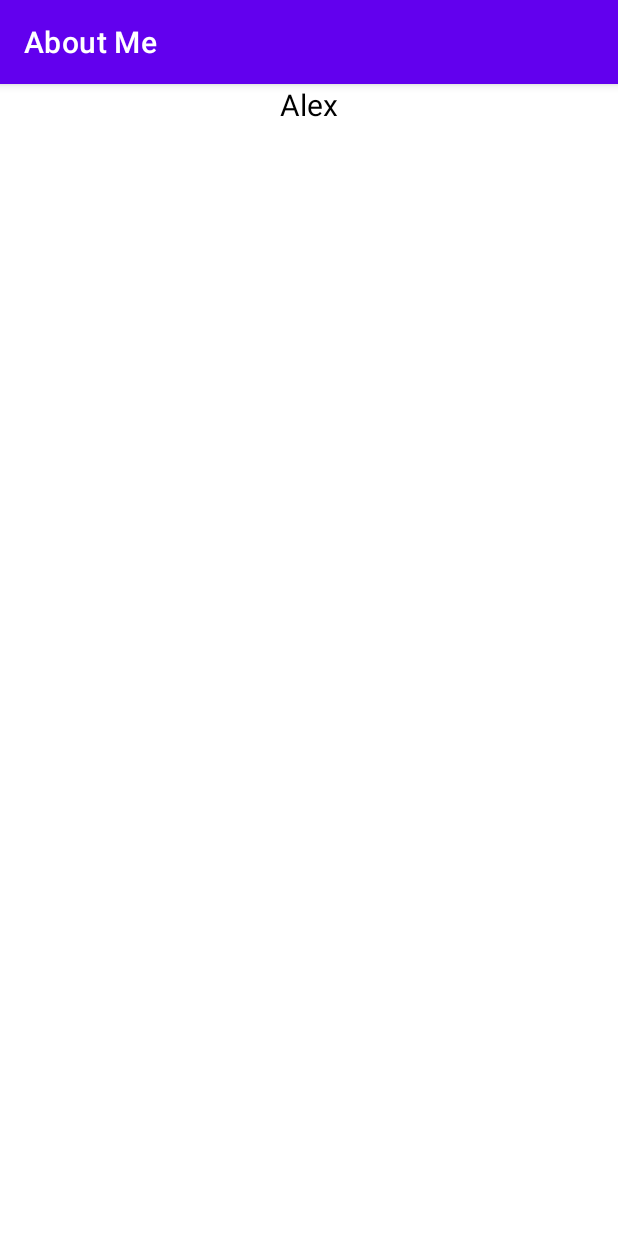
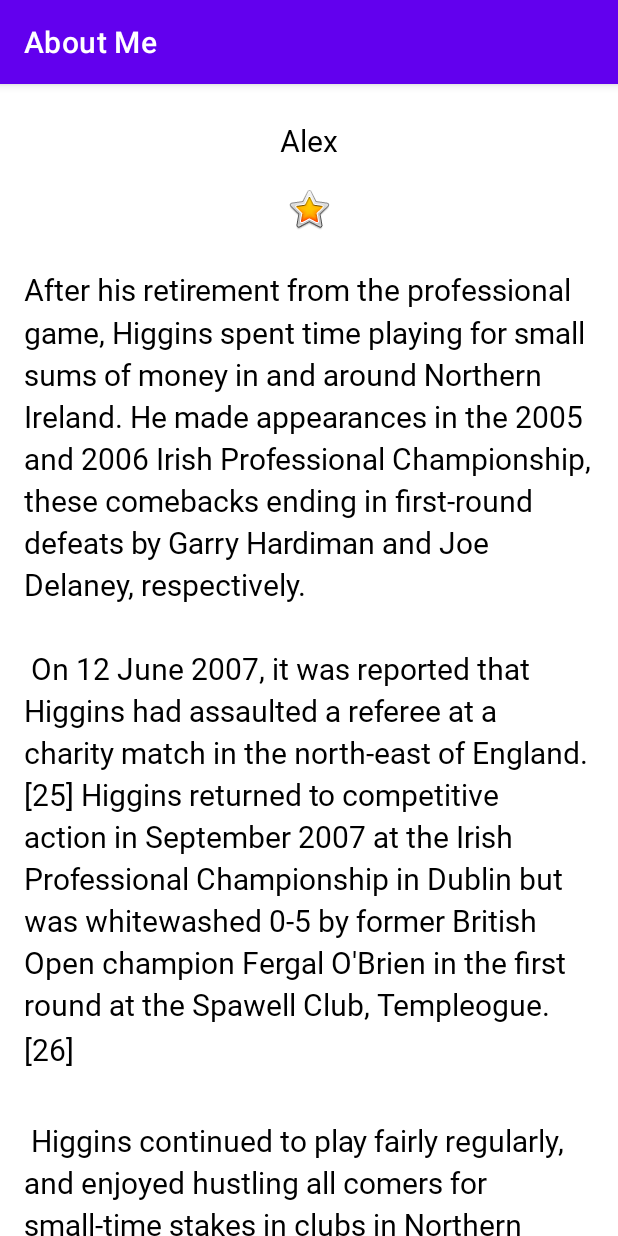
Before and after one commit to pyloolex/udacity, an Android app: the screen it shows after launch (MainActivity), on a phone screen of 412 x 824 dp. Run offline under Robolectric (Android 15) with nearby library versions, the phone set to English and light mode, and no system bars.

Commit message:
Scrollable text

```diff
--- a/aboutme/app/src/main/res/layout/activity_main.xml
+++ b/aboutme/app/src/main/res/layout/activity_main.xml
@@ -1,16 +1,47 @@
 <?xml version="1.0" encoding="utf-8"?>
 <LinearLayout
     xmlns:android="http://schemas.android.com/apk/res/android"
+    xmlns:app="http://schemas.android.com/apk/res-auto"
     android:orientation="vertical"
     android:layout_width="match_parent"
-    android:layout_height="match_parent">
+    android:layout_height="match_parent"
+    android:paddingStart="@dimen/padding"
+    android:paddingEnd="@dimen/padding"
+    >
+
+  <TextView
+      android:id="@+id/name_text"
+      android:layout_width="match_parent"
+      android:layout_height="wrap_content"
+      android:text="@string/name"
+      android:textAlignment="center"
+      style="@style/NameStyle" />
+
+  <ImageView
+      android:id="@+id/star_image"
+      android:layout_width="match_parent"
+      android:layout_height="wrap_content"
+      app:srcCompat="@android:drawable/btn_star_big_on"
+      android:contentDescription="@string/yellow_star"
+      android:layout_marginTop="@dimen/layout_margin"
+      />
+
+  <ScrollView
+      android:id="@+id/bio_scroll"
+      android:layout_width="match_parent"
+      android:layout_height="match_parent"
+      >
 
     <TextView
-        android:id="@+id/name_text"
+        android:id="@+id/bio_text"
         android:layout_width="match_parent"
         android:layout_height="wrap_content"
-        android:text="@string/name"
-        android:textAlignment="center"
-        android:textColor="@android:color/black"
-        android:textSize="@dimen/text_size" />
+        android:text="@string/bio"
+        android:lineSpacingMultiplier="1.2"
+        style="@style/NameStyle"
+        />
+
+
+  </ScrollView>
+
 </LinearLayout>
--- a/aboutme/app/src/main/res/values/dimens.xml
+++ b/aboutme/app/src/main/res/values/dimens.xml
@@ -1,4 +1,7 @@
 <?xml version="1.0" encoding="utf-8"?>
 <resources>
   <dimen name="text_size">20sp</dimen>
+  <dimen name="small_padding">8dp</dimen>
+  <dimen name="layout_margin">16dp</dimen>
+  <dimen name="padding">16dp</dimen>
 </resources>
--- a/aboutme/app/src/main/res/values/strings.xml
+++ b/aboutme/app/src/main/res/values/strings.xml
@@ -1,4 +1,16 @@
 <resources>
     <string name="app_name">About Me</string>
     <string name="name">Alex</string>
+    <string name="yellow_star">Yellow Star</string>
+    <string name="bio">
+After his retirement from the professional game, Higgins spent time playing for small sums of money in and around Northern Ireland. He made appearances in the 2005 and 2006 Irish Professional Championship, these comebacks ending in first-round defeats by Garry Hardiman and Joe Delaney, respectively.\n\n
+
+On 12 June 2007, it was reported that Higgins had assaulted a referee at a charity match in the north-east of England.[25] Higgins returned to competitive action in September 2007 at the Irish Professional Championship in Dublin but was whitewashed 0-5 by former British Open champion Fergal O\'Brien in the first round at the Spawell Club, Templeogue.[26]\n\n
+
+Higgins continued to play fairly regularly, and enjoyed "hustling" all comers for small-time stakes in clubs in Northern Ireland and beyond; in May 2009 he entered the Northern Ireland Amateur Championship, "to give it a crack",[27] but failed to appear for his match.[12]\n\n
+
+On 8 April 2010, Higgins was part of the debut Snooker Legends Tour event in Sheffield, at the Crucible. Appearing alongside other retired or close-to-retiring professionals, including John Parrott, Jimmy White, John Virgo and Cliff Thorburn, he faced Thorburn in his match, but lost 2–0.[28]\n\n
+
+It is estimated that Higgins earned and spent 3–4 million in his career as a snooker player.[29][30]
+    </string>
 </resources>
--- /dev/null
+++ b/aboutme/app/src/main/res/values/styles.xml
@@ -0,0 +1,10 @@
+<?xml version="1.0" encoding="utf-8"?>
+<resources>
+  <style name="NameStyle">
+    <item name="android:layout_marginTop">@dimen/layout_margin</item>
+    <item name="android:fontFamily">@font/roboto</item>
+    <item name="android:paddingTop">@dimen/small_padding</item>
+    <item name="android:textColor">@android:color/black</item>
+    <item name="android:textSize">@dimen/text_size</item>
+  </style>
+</resources>
```
Also changed, not shown: aboutme/app/src/main/res/font/roboto.ttf (added).
